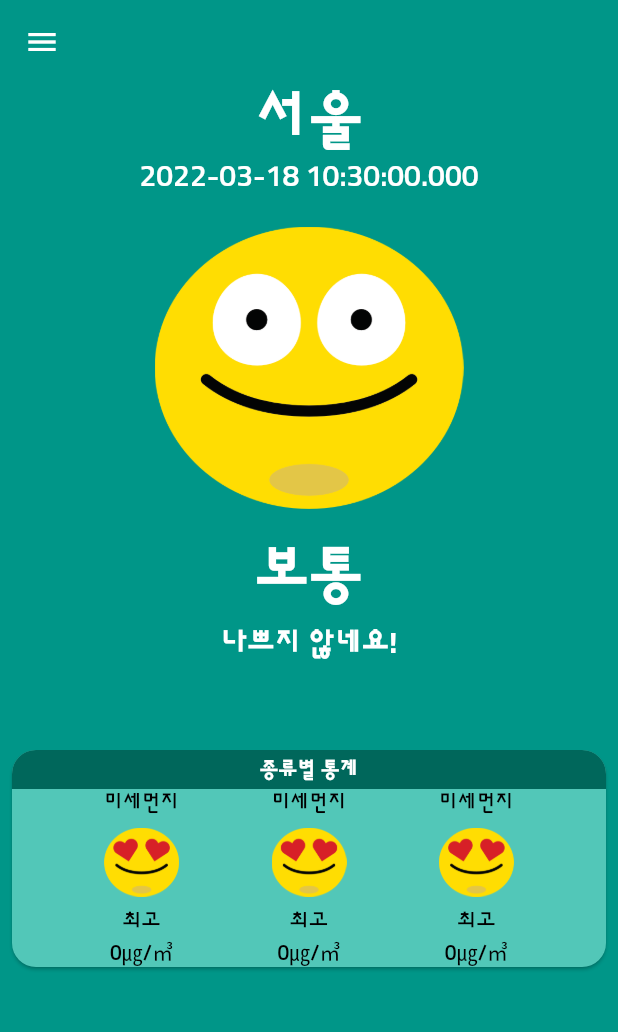
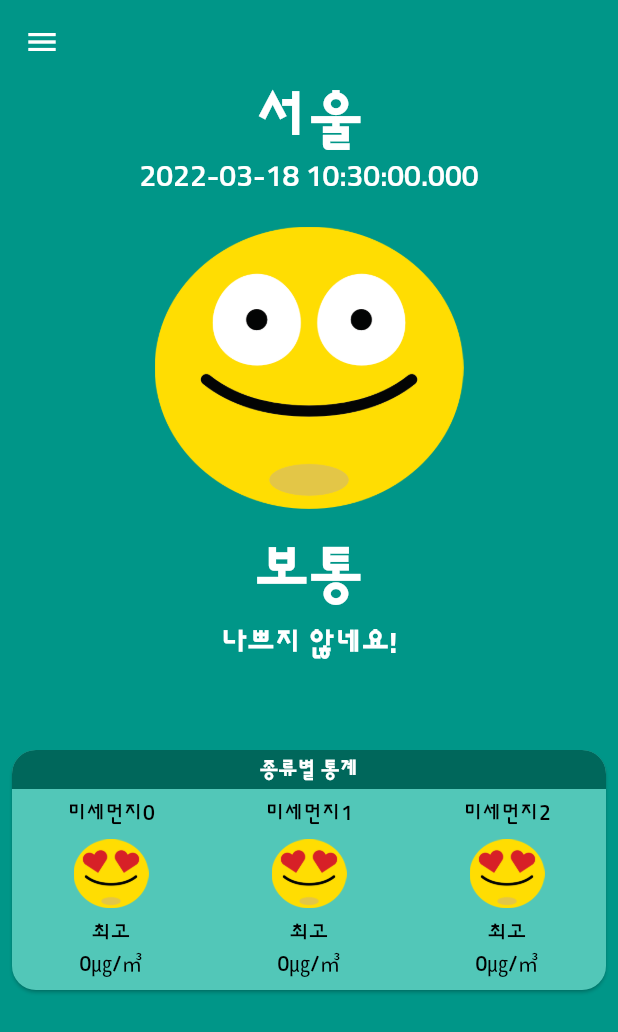
Before and after one commit to codefactory-co/flutter-lv1-project-dusty-dust, a Flutter app: the screen it shows after launch, on a phone screen of 412 x 824 dp. Shown: the top 1032 px of the screen. Run offline on Flutter 3.47's test engine with Material 2 defaults, Android fonts, the phone set to English and light mode, and no system bars.

Commit message:
7_category_card_clean_up

```diff
--- /dev/null
+++ b/lib/component/category_card.dart
@@ -0,0 +1,69 @@
+import 'package:dusty_dust/component/main_stat.dart';
+import 'package:dusty_dust/const/colors.dart';
+import 'package:flutter/material.dart';
+
+class CategoryCard extends StatelessWidget {
+  const CategoryCard({Key? key}) : super(key: key);
+
+  @override
+  Widget build(BuildContext context) {
+    return SizedBox(
+      height: 160,
+      child: Card(
+        margin: EdgeInsets.symmetric(horizontal: 8.0),
+        shape: RoundedRectangleBorder(
+          borderRadius: BorderRadius.all(
+            Radius.circular(16.0),
+          ),
+        ),
+        color: lightColor,
+        child: LayoutBuilder(
+          builder: (context, constraint) {
+
+            return Column(
+              crossAxisAlignment: CrossAxisAlignment.stretch,
+              children: [
+                Container(
+                  decoration: BoxDecoration(
+                    color: darkColor,
+                    borderRadius: BorderRadius.only(
+                      topLeft: Radius.circular(16.0),
+                      topRight: Radius.circular(16.0),
+                    ),
+                  ),
+                  child: Padding(
+                    padding: const EdgeInsets.all(4.0),
+                    child: Text(
+                      '종류별 통계',
+                      style: TextStyle(
+                        color: Colors.white,
+                        fontWeight: FontWeight.w700,
+                      ),
+                      textAlign: TextAlign.center,
+                    ),
+                  ),
+                ),
+                Expanded(
+                  child: ListView(
+                    scrollDirection: Axis.horizontal,
+                    physics: PageScrollPhysics(),
+                    children: List.generate(
+                      20,
+                      (index) => MainStat(
+                        width: constraint.maxWidth / 3,
+                        category: '미세먼지$index',
+                        imgPath: 'asset/img/best.png',
+                        level: '최고',
+                        stat: '0㎍/㎥',
+                      ),
+                    ),
+                  ),
+                ),
+              ],
+            );
+          }
+        ),
+      ),
+    );
+  }
+}
--- a/lib/component/main_stat.dart
+++ b/lib/component/main_stat.dart
@@ -13,7 +13,11 @@ class MainStat extends StatelessWidget {
   // 오염 수치
   final String stat;
 
+  // 너비
+  final double width;
+
   const MainStat({
+    required this.width,
     required this.category,
     required this.imgPath,
     required this.level,
@@ -27,7 +31,10 @@ class MainStat extends StatelessWidget {
       color: Colors.black,
     );
 
-    return Column(
+    return SizedBox(
+      width: width,
+      child: Column(
+        mainAxisAlignment: MainAxisAlignment.center,
         children: [
           Text(
             category,
@@ -48,6 +55,7 @@ class MainStat extends StatelessWidget {
             style: ts,
           ),
         ],
+      ),
     );
   }
 }
--- a/lib/screen/home_screen.dart
+++ b/lib/screen/home_screen.dart
@@ -1,3 +1,4 @@
+import 'package:dusty_dust/component/category_card.dart';
 import 'package:dusty_dust/component/main_app_bar.dart';
 import 'package:dusty_dust/component/main_drawer.dart';
 import 'package:dusty_dust/component/main_stat.dart';
@@ -19,63 +20,7 @@ class HomeScreen extends StatelessWidget {
             child: Column(
               crossAxisAlignment: CrossAxisAlignment.stretch,
               children: [
-                Card(
-                  margin: EdgeInsets.symmetric(horizontal: 8.0),
-                  shape: RoundedRectangleBorder(
-                    borderRadius: BorderRadius.all(
-                      Radius.circular(16.0),
-                    ),
-                  ),
-                  color: lightColor,
-                  child: Column(
-                    crossAxisAlignment: CrossAxisAlignment.stretch,
-                    children: [
-                      Container(
-                        decoration: BoxDecoration(
-                          color: darkColor,
-                          borderRadius: BorderRadius.only(
-                            topLeft: Radius.circular(16.0),
-                            topRight: Radius.circular(16.0),
-                          ),
-                        ),
-                        child: Padding(
-                          padding: const EdgeInsets.all(4.0),
-                          child: Text(
-                            '종류별 통계',
-                            style: TextStyle(
-                              color: Colors.white,
-                              fontWeight: FontWeight.w700,
-                            ),
-                            textAlign: TextAlign.center,
-                          ),
-                        ),
-                      ),
-                      Row(
-                        mainAxisAlignment: MainAxisAlignment.spaceEvenly,
-                        children: [
-                          MainStat(
-                            category: '미세먼지',
-                            imgPath: 'asset/img/best.png',
-                            level: '최고',
-                            stat: '0㎍/㎥',
-                          ),
-                          MainStat(
-                            category: '미세먼지',
-                            imgPath: 'asset/img/best.png',
-                            level: '최고',
-                            stat: '0㎍/㎥',
-                          ),
-                          MainStat(
-                            category: '미세먼지',
-                            imgPath: 'asset/img/best.png',
-                            level: '최고',
-                            stat: '0㎍/㎥',
-                          ),
-                        ],
-                      ),
-                    ],
-                  ),
-                ),
+                CategoryCard(),
               ],
             ),
           ),
```
Lines whose indentation alone changed are shown as unchanged.
